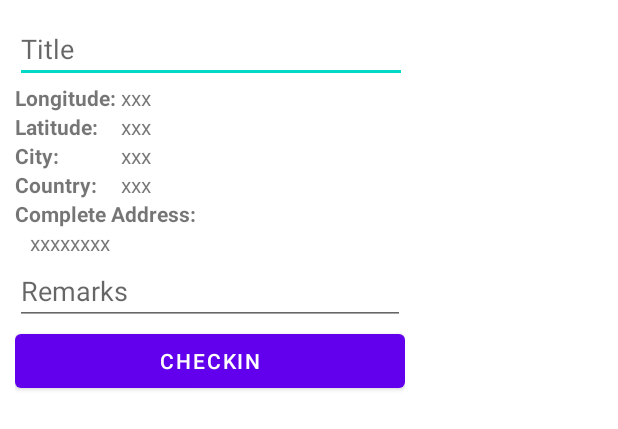
After one commit to helloworldmich/MAPD721-Final-Project, an Android app: the layout dialog_view_checkin.xml on its own in the app's theme, with its tools: preview values and no code run, on a phone screen of 412 x 824 dp. The commit adds this screen. Shown: the top 429 px of the screen. Run offline under Robolectric (Android 15) with nearby library versions, the phone set to English and light mode, and no system bars; network calls fail.

Commit message:
improved checkin and view history

```diff
--- /dev/null
+++ b/app/src/main/res/layout/dialog_view_checkin.xml
@@ -0,0 +1,133 @@
+<?xml version="1.0" encoding="utf-8"?>
+<LinearLayout xmlns:android="http://schemas.android.com/apk/res/android"
+    android:layout_width="280dp"
+    android:layout_height="wrap_content"
+    android:orientation="vertical"
+    android:paddingLeft="10dp"
+    android:paddingTop="10dp"
+    android:paddingEnd="10dp"
+    android:paddingRight="10dp"
+    android:paddingBottom="10dp">
+
+    <EditText
+        android:id="@+id/editTextViewCheckinTitle"
+        android:layout_width="261dp"
+        android:layout_height="wrap_content"
+        android:layout_weight="1"
+        android:ems="10"
+        android:hint="Title"
+        android:inputType="textPersonName" />
+
+    <TableLayout
+        android:layout_width="match_parent"
+        android:layout_height="match_parent"
+        android:layout_weight="1">
+
+        <TableRow
+            android:layout_width="match_parent"
+            android:layout_height="match_parent">
+
+            <TextView
+                android:id="@+id/aa"
+                android:layout_width="wrap_content"
+                android:layout_height="wrap_content"
+                android:text="Longitude: "
+                android:textStyle="bold" />
+
+            <TextView
+                android:id="@+id/textViewViewCheckinLong"
+                android:layout_width="wrap_content"
+                android:layout_height="wrap_content"
+                android:text="xxx" />
+        </TableRow>
+
+        <TableRow
+            android:layout_width="match_parent"
+            android:layout_height="match_parent">
+
+            <TextView
+                android:id="@+id/textView22"
+                android:layout_width="wrap_content"
+                android:layout_height="wrap_content"
+                android:text="Latitude: "
+                android:textStyle="bold" />
+
+            <TextView
+                android:id="@+id/textViewViewCheckinLat"
+                android:layout_width="wrap_content"
+                android:layout_height="wrap_content"
+                android:text="xxx" />
+        </TableRow>
+
+        <TableRow
+            android:layout_width="match_parent"
+            android:layout_height="match_parent"
+            android:layout_weight="1">
+
+            <TextView
+                android:id="@+id/textView28"
+                android:layout_width="wrap_content"
+                android:layout_height="wrap_content"
+                android:text="City: "
+                android:textStyle="bold" />
+
+            <TextView
+                android:id="@+id/textViewViewCheckinCity"
+                android:layout_width="wrap_content"
+                android:layout_height="wrap_content"
+                android:text="xxx" />
+        </TableRow>
+
+        <TableRow
+            android:layout_width="match_parent"
+            android:layout_height="match_parent">
+
+            <TextView
+                android:id="@+id/textView30"
+                android:layout_width="wrap_content"
+                android:layout_height="wrap_content"
+                android:text="Country: "
+                android:textStyle="bold" />
+
+            <TextView
+                android:id="@+id/textViewViewCheckinCountry"
+                android:layout_width="wrap_content"
+                android:layout_height="wrap_content"
+                android:text="xxx" />
+        </TableRow>
+
+    </TableLayout>
+
+    <TextView
+        android:id="@+id/textView32"
+        android:layout_width="match_parent"
+        android:layout_height="wrap_content"
+        android:layout_weight="1"
+        android:text="Complete Address: "
+        android:textStyle="bold" />
+
+    <TextView
+        android:id="@+id/textViewViewCheckinAddress"
+        android:layout_width="match_parent"
+        android:layout_height="wrap_content"
+        android:layout_marginLeft="10dp"
+        android:layout_weight="1"
+        android:text="xxxxxxxx" />
+
+    <EditText
+        android:id="@+id/editTextViewCheckinRemarks"
+        android:layout_width="match_parent"
+        android:layout_height="wrap_content"
+        android:layout_weight="1"
+        android:ems="10"
+        android:hint="Remarks"
+        android:inputType="textPersonName" />
+
+    <Button
+        android:id="@+id/buttonViewCheckin"
+        android:layout_width="match_parent"
+        android:layout_height="wrap_content"
+        android:layout_weight="1"
+        android:text="Checkin" />
+
+</LinearLayout>
```
Also changed, not shown: app/src/main/java/com/example/pjk/mapd_721_final_project/adapter/CheckinAdapter.java (+51 -4 lines), app/src/main/java/com/example/pjk/mapd_721_final_project/data/Checkin.java (+22 -1 lines), app/src/main/java/com/example/pjk/mapd_721_final_project/dialogs/NewCheckin.java (added, +105 -0 lines), app/src/main/java/com/example/pjk/mapd_721_final_project/dialogs/ViewCheckin.java (added, +33 -0 lines), app/src/main/java/com/example/pjk/mapd_721_final_project/fragments/HistoryFragment.java (+17 -7 lines), app/src/main/java/com/example/pjk/mapd_721_final_project/fragments/MapFragment.java (+24 -14 lines), app/src/main/java/com/example/pjk/mapd_721_final_project/fragments/ViewHistory.java (added, +66 -0 lines), app/src/main/java/com/example/pjk/mapd_721_final_project/fragments/ViewHistoryOpen.java (added, +21 -0 lines), app/src/main/res/layout/checkin_item.xml (+29 -14 lines), app/src/main/res/layout/dialog_new_checkin.xml (added, +133 -0 lines), app/src/main/res/layout/fragment_history.xml (+6 -2 lines), app/src/main/res/layout/fragment_view_history.xml (added, +14 -0 lines), app/src/main/res/layout/fragment_view_history_open.xml (added, +14 -0 lines).
